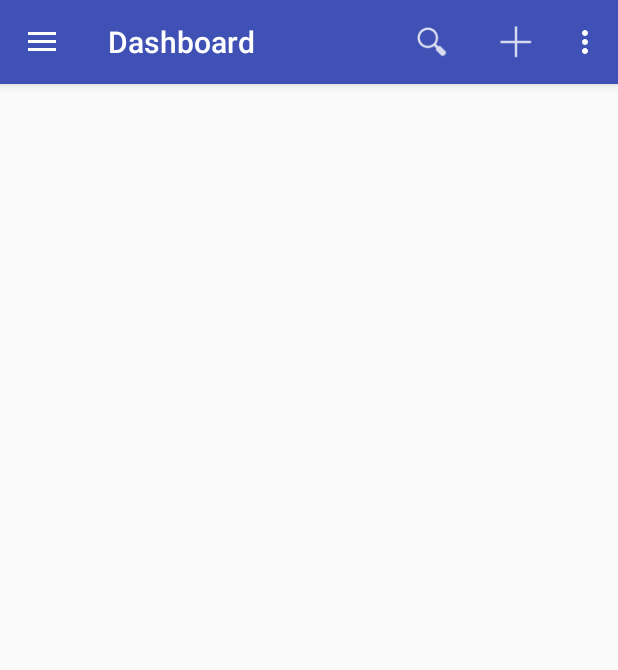
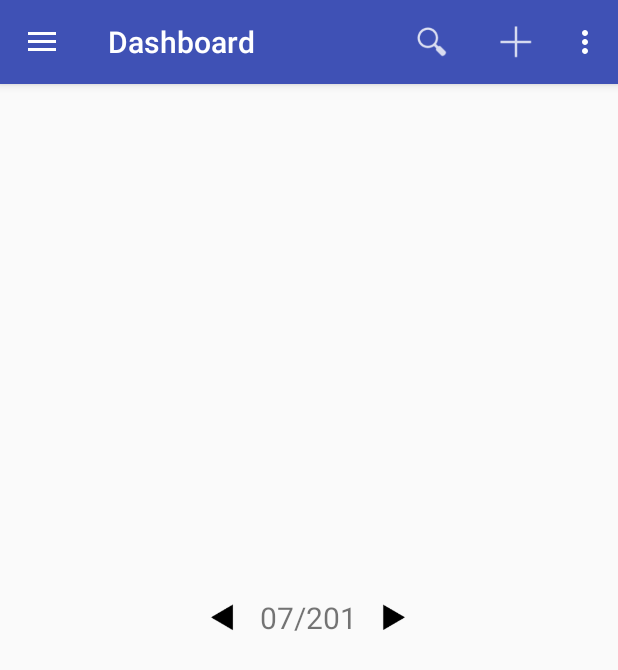
Before and after one commit to CesarRezende/SFFAndroid, an Android app: the screen it shows after launch (MainActivity), on a phone screen of 412 x 824 dp. Shown: the top 670 px of the screen. Run offline under Robolectric (Android 15) with nearby library versions, the phone set to English and light mode, and no system bars.

Commit message:
Incluido YearMonth Component

```diff
--- a/app/src/main/java/sffmobile/cesar/com/br/sffmobile/MainActivity.java
+++ b/app/src/main/java/sffmobile/cesar/com/br/sffmobile/MainActivity.java
@@ -1,32 +1,60 @@
 package sffmobile.cesar.com.br.sffmobile;
 
+import java.util.ArrayList;
+import java.util.Calendar;
+import java.util.Collections;
+import java.util.Date;
+import java.util.List;
+import java.util.Locale;
+
+import android.annotation.SuppressLint;
+import android.app.ActionBar;
+import android.app.Activity;
+import android.app.FragmentManager;
+import android.app.ListFragment;
+import android.app.ProgressDialog;
+import android.content.Context;
+import android.content.DialogInterface;
 import android.content.Intent;
 import android.content.SharedPreferences;
 import android.content.SharedPreferences.Editor;
-import android.content.Context;
-import android.content.DialogInterface;
+import android.content.pm.ActivityInfo;
+import android.content.res.Configuration;
+import android.graphics.Color;
+import android.graphics.drawable.Drawable;
+import android.os.Build;
 import android.os.Bundle;
-import android.support.design.widget.FloatingActionButton;
-import android.support.design.widget.Snackbar;
+import android.text.Editable;
+import android.text.TextWatcher;
+import android.view.ActionMode;
+import android.view.LayoutInflater;
+import android.view.Menu;
+import android.view.MenuInflater;
+import android.view.MenuItem;
 import android.view.View;
+import android.view.View.OnClickListener;
+import android.view.ViewGroup;
+import android.widget.AdapterView;
+import android.widget.AdapterView.OnItemLongClickListener;
+import android.widget.ArrayAdapter;
+import android.widget.EditText;
+import android.widget.ImageButton;
+import android.widget.ImageView;
+import android.widget.ListView;
+import android.widget.TextView;
 import android.support.design.widget.NavigationView;
 import android.support.v4.view.GravityCompat;
 import android.support.v4.widget.DrawerLayout;
 import android.support.v7.app.ActionBarDrawerToggle;
 import android.support.v7.app.AppCompatActivity;
 import android.support.v7.widget.Toolbar;
-import android.view.Menu;
-import android.view.MenuItem;
-import android.view.ActionMode;
-import android.widget.TextView;
-import android.widget.EditText;
-import android.graphics.drawable.Drawable;
+
 
 public class MainActivity extends AppCompatActivity
         implements NavigationView.OnNavigationItemSelectedListener {
 
-    private static final String SEARCH_OPENED = "search_opened";
-    private static final String SEARCH_QUERY = "seach_qury";
+    private static final String SEARCH_OPENED = "SEARCH_OPENED";
+    private static final String SEARCH_QUERY = "SEARCH_QUERY";
     private static final String MENU_POSITION = "MENU_POSITION";
     public static final int loginRequestCode = 1;
     public static final int settingsRequestCode = 2;
@@ -53,6 +81,7 @@ public class MainActivity extends AppCompatActivity
 
 
 
+
     public static boolean isOcurredError() {
         return ocurredError;
     }
@@ -69,12 +98,18 @@ public class MainActivity extends AppCompatActivity
         MainActivity.authoriedUser = authoriedUser;
     }
 
+
+    @Override
+    protected void onDestroy() {
+
+        super.onDestroy();
+    }
     @Override
     protected void onCreate(Bundle savedInstanceState) {
         super.onCreate(savedInstanceState);
         setContentView(R.layout.activity_main);
 
-        //setYearMonthComponent();
+        setYearMonthComponent();
 
         configDrawerMenu();
 
@@ -108,21 +143,19 @@ public class MainActivity extends AppCompatActivity
             public void onDrawerClosed(View view) {
                 //getActionBar().setTitle(mTitle);
                 invalidateOptionsMenu();
+                yearmonthComponent.setVisibility(View.VISIBLE);
+
             }
 
             public void onDrawerOpened(View drawerView) {
                 //getActionBar().setTitle(mTitle);
                 invalidateOptionsMenu();
+                yearmonthComponent.setVisibility(View.GONE);
                 //closeSearchBar();
             }
 
             public void onDrawerSlide(View drawerView, float slideOffset) {
                 super.onDrawerSlide(drawerView, slideOffset);
-//                if (mDrawerLayout.isDrawerOpen(MainActivity.this.mDrawerList)) {
-//                    yearmonthComponent.setVisibility(View.VISIBLE);
-//                } else {
-//                    yearmonthComponent.setVisibility(View.GONE);
-//                }
             }
         };
 
@@ -215,6 +248,52 @@ public class MainActivity extends AppCompatActivity
 
     }
 
+    private void renderYearMonthComponent() {
+        this.yearmonthComponent = findViewById(R.id.yearmonth_component);
+        this.yearMonthField = (TextView) findViewById(R.id.year_month_field);
+        String yearMonthStr = Integer.toString(SFFApp.getYearMonth());
+        this.yearMonthField.setText(yearMonthStr.substring(4) + "/" + yearMonthStr.substring(0, 3));
+    }
+
+    private void resetActivity() {
+        finish();
+        startActivity(getIntent());
+    }
+
+    private void setYearMonthComponent() {
+        if (SFFApp.getYearMonth() <= 0) {
+            SFFApp.setYearMonth(Calendar.getInstance());
+        }
+        renderYearMonthComponent();
+        ImageButton nextYearMonthButton = (ImageButton) findViewById(R.id.next_yearmonth_button);
+        ((ImageButton) findViewById(R.id.previews_yearmonth_button)).setOnClickListener(new OnClickListener() {
+
+            @Override
+            public void onClick(View v) {
+                Calendar date = Calendar.getInstance();
+                date.set(SFFApp.getYear(),
+                        SFFApp.getMonth() - 1,
+                        1);
+                date.add(Calendar.MONTH, -1);
+                SFFApp.setYearMonth(date);
+                resetActivity();
+            }
+        });
+        nextYearMonthButton.setOnClickListener(new OnClickListener() {
+
+            @Override
+            public void onClick(View v) {
+                Calendar date = Calendar.getInstance();
+                date.set(SFFApp.getYear(),
+                        SFFApp.getMonth() - 1,
+                        1);
+                date.add(Calendar.MONTH, +1);
+                SFFApp.setYearMonth(date);
+                resetActivity();
+            }
+        });
+    }
+
     @Override
     protected void onActivityResult(int requestCode, int resultCode, Intent data) {
 
@@ -223,7 +302,7 @@ public class MainActivity extends AppCompatActivity
         if (requestCode == loginRequestCode) {
 
             if (resultCode == RESULT_OK) {
-                //MainActivity.setAuthoriedUser(true);
+                MainActivity.setAuthoriedUser(true);
                 finish();
                 startActivity(getIntent());
 
--- a/app/src/main/res/layout/activity_main.xml
+++ b/app/src/main/res/layout/activity_main.xml
@@ -13,6 +13,16 @@
         android:layout_width="match_parent"
         android:layout_height="match_parent" />
 
+    <include
+        layout="@layout/yearmonth_component"
+        android:layout_width="fill_parent"
+        android:layout_height="wrap_content" />
+
+    <!--<View android:id="@id/first_separator" android:background="#000000"-->
+        <!--android:visibility="visible"-->
+        <!--android:layout_width="fill_parent"-->
+        <!--android:layout_height="0.2dp" />-->
+
     <android.support.design.widget.NavigationView
         android:id="@+id/nav_view"
         android:layout_width="wrap_content"
--- /dev/null
+++ b/app/src/main/res/layout/yearmonth_component.xml
@@ -0,0 +1,35 @@
+<?xml version="1.0" encoding="utf-8"?>
+    <RelativeLayout
+        xmlns:android="http://schemas.android.com/apk/res/android"
+        android:id="@+id/yearmonth_component"
+        android:padding="10sp"
+        android:layout_width="fill_parent"
+        android:layout_height="wrap_content">
+        <TextView
+            android:textSize="20sp"
+            android:id="@+id/year_month_field"
+            android:layout_width="wrap_content"
+            android:layout_height="wrap_content"
+            android:layout_centerInParent="true" />
+        <ImageButton android:id="@+id/next_yearmonth_button"
+            android:background="@android:color/transparent"
+            android:layout_width="30sp"
+            android:layout_height="30sp"
+            android:layout_marginLeft="10sp"
+            android:src="@drawable/next_yearmonth_selector"
+            android:scaleType="fitCenter"
+            android:layout_toRightOf="@id/year_month_field"
+            android:layout_centerInParent="true"
+            android:contentDescription="@string/image_contentDescription" />
+        <ImageButton
+            android:id="@+id/previews_yearmonth_button"
+            android:background="@android:color/transparent"
+            android:layout_width="30sp"
+            android:layout_height="30sp"
+            android:layout_marginRight="10sp"
+            android:src="@drawable/previews_yearmonth_selector"
+            android:scaleType="fitCenter"
+            android:layout_toLeftOf="@id/year_month_field"
+            android:layout_centerInParent="true"
+            android:contentDescription="@string/image_contentDescription" />
+    </RelativeLayout>
```
